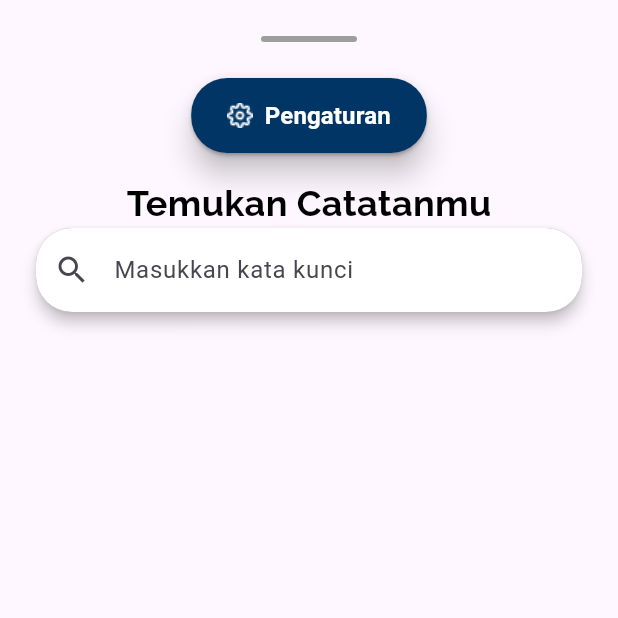
After one commit to riVFerd/jurnal-kas, a Flutter app: the SearchPage screen opened by its route, on a phone screen of 412 x 824 dp, the top half of it. The commit adds this screen. Run offline on Flutter 3.47's test engine with Material 3 defaults, Android fonts, the phone set to English and light mode, and no system bars; our stand-ins replace bloc, cloud_firestore, equatable, firebase_core, fl_chart, flutter_bloc and 3 more; accounts and stored records are empty.

Commit message:
feat transaction search

```diff
--- /dev/null
+++ b/lib/common/debouncer.dart
@@ -0,0 +1,19 @@
+import 'dart:async';
+
+import 'package:flutter/foundation.dart';
+
+class Debouncer {
+  final int milliseconds;
+  Timer? _timer;
+
+  Debouncer({required this.milliseconds});
+
+  void run(VoidCallback action) {
+    _timer?.cancel();
+    _timer = Timer(Duration(milliseconds: milliseconds), action);
+  }
+
+  void dispose() {
+    _timer?.cancel();
+  }
+}
--- /dev/null
+++ b/lib/presentation/pages/search/search_page.dart
@@ -0,0 +1,140 @@
+import 'package:flutter/material.dart';
+import 'package:flutter_bloc/flutter_bloc.dart';
+import 'package:gap/gap.dart';
+import 'package:pretest/presentation/bloc/transaction/transaction_cubit.dart';
+import 'package:pretest/presentation/widgets/button_with_asset.dart';
+import 'package:pretest/presentation/widgets/transaction_card.dart';
+
+import '../../../common/debouncer.dart';
+import '../../bloc/category/category_cubit.dart';
+import '../../constants/color_constant.dart';
+import '../../constants/style_constant.dart';
+import '../../widgets/rounded_divider.dart';
+
+class SearchPage extends StatefulWidget {
+  const SearchPage({super.key});
+
+  static const routeName = '/search';
+
+  @override
+  State<SearchPage> createState() => _SearchPageState();
+}
+
+class _SearchPageState extends State<SearchPage> {
+  late final TextEditingController _searchController;
+  late final Debouncer _debouncer;
+
+  @override
+  void initState() {
+    _searchController = TextEditingController();
+    _debouncer = Debouncer(milliseconds: 500);
+    super.initState();
+  }
+
+  @override
+  void dispose() {
+    _searchController.dispose();
+    _debouncer.dispose();
+    super.dispose();
+  }
+
+  @override
+  Widget build(BuildContext context) {
+    return Scaffold(
+      body: SafeArea(
+        child: Padding(
+          padding: const EdgeInsets.all(24),
+          child: Column(
+            children: [
+              const RoundedDivider(
+                width: 64,
+                height: 4,
+                color: Colors.grey,
+                borderRadius: 24,
+              ),
+              const Gap(24),
+              Row(
+                children: [
+                  const Spacer(),
+                  ButtonWithAsset(
+                    onPressed: () {},
+                    buttonText: 'Pengaturan',
+                    iconAsset: 'assets/icons/settings.png',
+                    borderRadius: 24,
+                    backgroundColor: blue,
+                  ),
+                  const Spacer(),
+                ],
+              ),
+              const Gap(16),
+              Text(
+                'Temukan Catatanmu',
+                style: StyleConstant.subTitleStyle,
+              ),
+              PhysicalModel(
+                color: Colors.grey,
+                elevation: 4,
+                borderRadius: BorderRadius.circular(24),
+                child: TextField(
+                  controller: _searchController,
+                  onChanged: (value) {
+                    _debouncer.run(() {
+                      setState(() {});
+                    });
+                  },
+                  decoration: InputDecoration(
+                    fillColor: Colors.white,
+                    filled: true,
+                    hintText: 'Masukkan kata kunci',
+                    prefixIcon: const Icon(Icons.search),
+                    border: OutlineInputBorder(
+                      borderSide: BorderSide.none,
+                      borderRadius: BorderRadius.circular(24),
+                    ),
+                  ),
+                ),
+              ),
+              const Gap(24),
+              Expanded(
+                child: BlocBuilder<CategoryCubit, CategoryState>(
+                  builder: (context, state) {
+                    if (state is! CategoryLoaded) {
+                      BlocProvider.of<CategoryCubit>(context).getCategoryList();
+                    }
+                    final categoryList = (state as CategoryLoaded).categoryList;
+                    return BlocBuilder<TransactionCubit, TransactionState>(
+                      builder: (context, state) {
+                        if (state is! TransactionLoaded) {
+                          BlocProvider.of<TransactionCubit>(context).getTransactionList();
+                          return const CircularProgressIndicator();
+                        } else {
+                          final transactionList = state.transactionList.where((element) {
+                            return element.name
+                                .toLowerCase()
+                                .contains(_searchController.text.toLowerCase());
+                          }).toList();
+                          return ListView.builder(
+                            itemCount: transactionList.length,
+                            itemBuilder: (context, index) {
+                              final category = categoryList.firstWhere(
+                                (category) => category.id == transactionList.first.categoryId,
+                              );
+                              return TransactionCard(
+                                category: category,
+                                transaction: transactionList[index],
+                              );
+                            },
+                          );
+                        }
+                      },
+                    );
+                  },
+                ),
+              ),
+            ],
+          ),
+        ),
+      ),
+    );
+  }
+}
--- a/lib/presentation/pages/setting/setting_page.dart
+++ b/lib/presentation/pages/setting/setting_page.dart
@@ -7,6 +7,7 @@ import '../../constants/color_constant.dart';
 import '../../widgets/rounded_divider.dart';
 import '../category/category_page.dart';
 import '../dompet/dompet_page.dart';
+import '../search/search_page.dart';
 
 class SettingPage extends StatelessWidget {
   const SettingPage({super.key});
@@ -94,7 +95,7 @@ final listMenu = [
   _Menu(
     icon: 'assets/icons/search.png',
     title: 'Cari',
-    callback: (_) {},
+    callback: (context) => Navigator.of(context).pushNamed(SearchPage.routeName),
   ),
   _Menu(
     icon: 'assets/icons/reminder.png',
--- a/lib/presentation/router/app_router.dart
+++ b/lib/presentation/router/app_router.dart
@@ -10,6 +10,7 @@ import 'package:pretest/presentation/pages/transaction/add_transaction_page.dart
 
 import '../../domain/entities/category.dart';
 import '../../domain/entities/dompet.dart';
+import '../pages/search/search_page.dart';
 
 class AppRouter {
   static PageRoute onGenerateRoute(RouteSettings settings) {
@@ -40,6 +41,8 @@ class AppRouter {
         return MaterialPageRoute(builder: (_) => const AddTransactionPage());
       case DashboardPage.routeName:
         return MaterialPageRoute(builder: (_) => const DashboardPage());
+      case SearchPage.routeName:
+        return MaterialPageRoute(builder: (_) => const SearchPage());
       case '/':
         return MaterialPageRoute(builder: (_) => const LoginPage());
       default:
```
